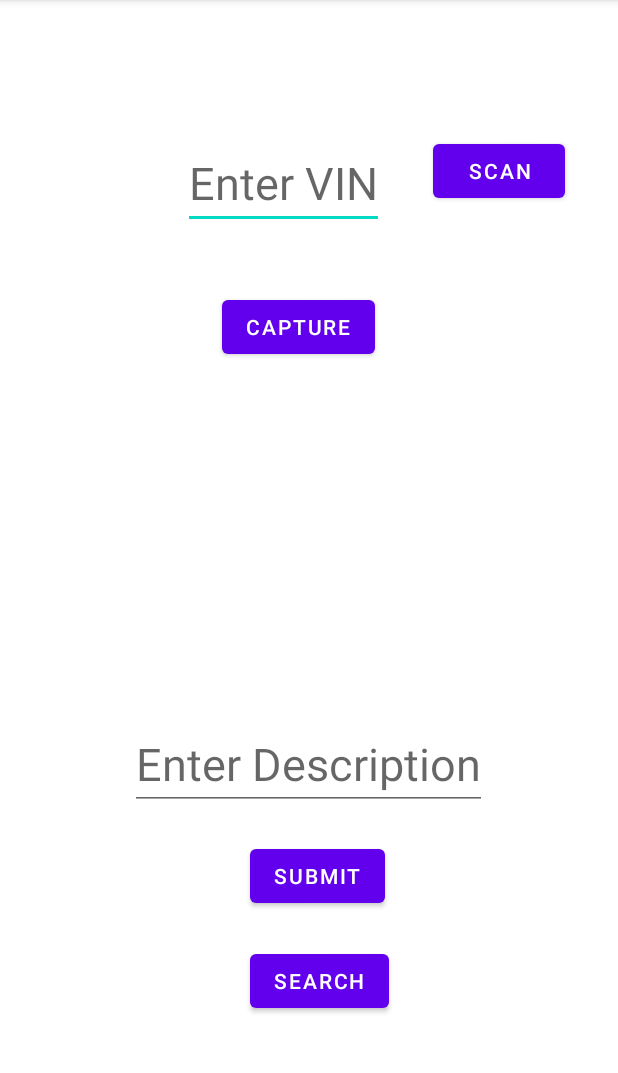
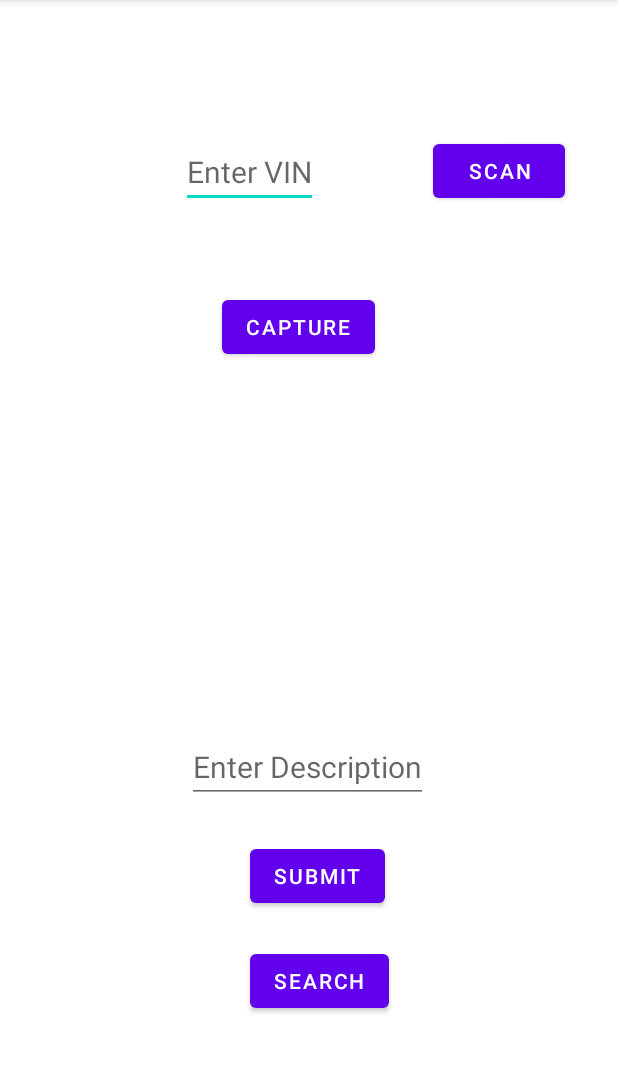
Before and after one commit to NandaNxD/GPRS, an Android app: the screen it shows after launch (MainActivity), after a tap on "SUBMIT", on a phone screen of 412 x 824 dp, the part 84-1157 px from its top. Run offline under Robolectric (Android 15) with nearby library versions, the phone set to English and light mode, and no system bars; libraries missing offline, so code that uses them is left out: com.google.zxing.integration.

Commit message:
All working except insert

```diff
--- a/app/build.gradle
+++ b/app/build.gradle
@@ -1,5 +1,6 @@
 plugins {
     id 'com.android.application'
+    id 'com.google.gms.google-services'
 }
 
 android {
@@ -32,6 +33,8 @@ dependencies {
     implementation 'com.google.android.material:material:1.6.1'
     implementation 'androidx.constraintlayout:constraintlayout:2.1.4'
     implementation 'com.google.android.gms:play-services-location:19.0.1'
+    implementation 'com.google.firebase:firebase-firestore:24.1.2'
+    implementation 'com.google.firebase:firebase-storage:20.0.2'
     testImplementation 'junit:junit:4.+'
 
     androidTestImplementation 'androidx.test.ext:junit:1.1.3'
--- a/app/src/main/AndroidManifest.xml
+++ b/app/src/main/AndroidManifest.xml
@@ -5,6 +5,7 @@
     <uses-permission android:name="android.permission.ACCESS_COARSE_LOCATION" />
     <uses-permission android:name="android.permission.ACCESS_FINE_LOCATION" />
 
+    <uses-permission android:name="android.permission.INTERNET"/>
     <uses-feature
         android:name="android.hardware.camera"
         android:required="false" />
--- a/app/src/main/java/com/daimler/MainActivity.java
+++ b/app/src/main/java/com/daimler/MainActivity.java
@@ -1,5 +1,8 @@
 package com.daimler;
 
+import androidx.activity.result.ActivityResultLauncher;
+import androidx.activity.result.contract.ActivityResultContracts;
+import androidx.annotation.NonNull;
 import androidx.appcompat.app.AppCompatActivity;
 import androidx.core.app.ActivityCompat;
 import androidx.core.content.ContextCompat;
@@ -21,7 +24,9 @@ import android.widget.Toast;
 
 import com.google.android.gms.location.FusedLocationProviderClient;
 import com.google.android.gms.location.LocationServices;
+import com.google.android.gms.tasks.OnCompleteListener;
 import com.google.android.gms.tasks.OnSuccessListener;
+import com.google.android.gms.tasks.Task;
 import com.google.zxing.integration.android.IntentIntegrator;
 import com.google.zxing.integration.android.IntentResult;
 
@@ -36,6 +41,11 @@ public class MainActivity extends AppCompatActivity {
     ImageView imageView;
     private FusedLocationProviderClient fusedLocationClient;
 
+    public void clear(){
+        vinEditText.setText("");
+        descEditText.setText("");
+        imageView.setVisibility(View.INVISIBLE);
+    }
 
     @Override
     protected void onCreate(Bundle savedInstanceState) {
@@ -49,7 +59,7 @@ public class MainActivity extends AppCompatActivity {
         imageView = findViewById(R.id.imageDisplayMain);
         scanButton = findViewById(R.id.scanQRButton);
         fusedLocationClient = LocationServices.getFusedLocationProviderClient(this);
-        payload=new Payload();
+        payload = new Payload();
 
         db = new DataStore(this, DataStore.dbName, null, 1);
 
@@ -80,30 +90,43 @@ public class MainActivity extends AppCompatActivity {
                 payload.vin = vinEditText.getText().toString();
                 payload.description = descEditText.getText().toString();
 
-                if (ContextCompat.checkSelfPermission(MainActivity.this, Manifest.permission.ACCESS_FINE_LOCATION)
-                        != PackageManager.PERMISSION_GRANTED){
-                    ActivityCompat.requestPermissions(MainActivity.this,new String[]{
-                            Manifest.permission.ACCESS_FINE_LOCATION
-                    },100);
+                if (ActivityCompat.checkSelfPermission(MainActivity.this, Manifest.permission.ACCESS_FINE_LOCATION) != PackageManager.PERMISSION_GRANTED && ActivityCompat.checkSelfPermission(MainActivity.this, Manifest.permission.ACCESS_COARSE_LOCATION) != PackageManager.PERMISSION_GRANTED) {
+                    // TODO: Consider calling
+                    //    ActivityCompat#requestPermissions
+                    // here to request the missing permissions, and then overriding
+                    //   public void onRequestPermissionsResult(int requestCode, String[] permissions,
+                    //                                          int[] grantResults)
+                    // to handle the case where the user grants the permission. See the documentation
+                    // for ActivityCompat#requestPermissions for more details.
+                    return;
+                }
+                // Add Checks
+
+                if(vinEditText.getText().toString().isEmpty() || descEditText.getText().toString().isEmpty() || imageView.getVisibility()==View.INVISIBLE){
+                    Toast.makeText(getApplicationContext(),"Fields Empty",Toast.LENGTH_LONG).show();
+                    return;
                 }
 
                 fusedLocationClient.getLastLocation().addOnSuccessListener(new OnSuccessListener<Location>() {
                     @Override
                     public void onSuccess(Location location) {
-                        double lat=location.getLatitude();
-                        double lon=location.getLongitude();
-                        Log.d("Latitide",""+lat);
-                        payload.latitude=lat;
-                        payload.longitude=lon;
+                        double lat = location.getLatitude();
+                        double lon = location.getLongitude();
+                        Log.d("Latitide", "" + lat);
+                        payload.latitude = lat;
+                        payload.longitude = lon;
                         payload.vin = vinEditText.getText().toString();
                         payload.description = descEditText.getText().toString();
-                        Log.d("LCX","Hello") ;
+                        Log.d("LCX", "Hello");
 
-                        payload.image=Util.getBytes(((BitmapDrawable)imageView.getDrawable()).getBitmap());
-                        Log.d("IMGX",""+payload.image.length);
+                        payload.image = Util.getBytes(((BitmapDrawable) imageView.getDrawable()).getBitmap());
+                        Log.d("IMGX", "" + payload.image.length);
                         db.insert(payload);
                     }
                 });
+                String p=payload.vin;
+                Toast.makeText(getApplicationContext(),"VIM ADDED",Toast.LENGTH_LONG).show();
+                clear();
             }
         });
         searchButton.setOnClickListener(new View.OnClickListener() {
@@ -120,6 +143,7 @@ public class MainActivity extends AppCompatActivity {
         if (requestCode == pic_id && resultCode == RESULT_OK) {
             // BitMap is data structure of image file which store the image in memory
             Bitmap photo = (Bitmap) data.getExtras().get("data");
+            imageView.setVisibility(View.VISIBLE);
             // Set the image in imageview for display
             imageView.setImageBitmap(photo);
         }
--- a/app/src/main/java/com/daimler/Payload.java
+++ b/app/src/main/java/com/daimler/Payload.java
@@ -1,5 +1,7 @@
 package com.daimler;
 
+
+import android.util.Log;
 
 public class Payload {
     String vin;
@@ -16,6 +18,7 @@ public class Payload {
         this.vin = vin;
         this.latitude = latitude;
         this.longitude = longitude;
+        Log.d("IMX",String.valueOf(image.length));
         this.image = image;
         this.description = description;
     }
--- a/app/src/main/java/com/daimler/Util.java
+++ b/app/src/main/java/com/daimler/Util.java
@@ -3,6 +3,7 @@ package com.daimler;
 import android.graphics.Bitmap;
 import android.graphics.BitmapFactory;
 import android.graphics.drawable.BitmapDrawable;
+import android.util.Log;
 
 
 import java.io.ByteArrayOutputStream;
@@ -11,7 +12,8 @@ public class Util {
     // convert from bitmap to byte array
     public static byte[] getBytes(Bitmap bitmap) {
         ByteArrayOutputStream stream = new ByteArrayOutputStream();
-        //bitmap.compress(Bitmap.CompressFormat.PNG, 0, stream);
+        bitmap.compress(Bitmap.CompressFormat.PNG, 100, stream);
+        Log.d("UTILX",String.valueOf(stream.size()));
         return stream.toByteArray();
     }
 
--- a/app/src/main/res/layout/activity_main.xml
+++ b/app/src/main/res/layout/activity_main.xml
@@ -35,20 +35,20 @@
         android:layout_width="wrap_content"
         android:layout_height="wrap_content"
         android:hint="Enter VIN"
-        android:textSize="30sp"
+        android:textSize="20sp"
         app:layout_constraintBottom_toBottomOf="parent"
-        app:layout_constraintEnd_toEndOf="parent"
-        app:layout_constraintHorizontal_bias="0.44"
+        app:layout_constraintEnd_toStartOf="@+id/scanQRButton"
+        app:layout_constraintHorizontal_bias="0.61"
         app:layout_constraintStart_toStartOf="parent"
         app:layout_constraintTop_toTopOf="parent"
-        app:layout_constraintVertical_bias="0.129" />
+        app:layout_constraintVertical_bias="0.126" />
 
     <EditText
         android:id="@+id/descriptionEditText"
         android:layout_width="wrap_content"
         android:layout_height="wrap_content"
         android:hint="Enter Description"
-        android:textSize="30sp"
+        android:textSize="20sp"
         app:layout_constraintBottom_toBottomOf="parent"
         app:layout_constraintEnd_toEndOf="parent"
         app:layout_constraintHorizontal_bias="0.497"
@@ -81,6 +81,7 @@
         app:layout_constraintVertical_bias="0.269" />
 
     <ImageView
+        android:visibility="invisible"
         android:id="@+id/imageDisplayMain"
         android:layout_width="204dp"
         android:layout_height="176dp"
--- a/build.gradle
+++ b/build.gradle
@@ -7,6 +7,7 @@ buildscript {
     }
     dependencies {
         classpath "com.android.tools.build:gradle:7.0.4"
+        classpath 'com.google.gms:google-services:4.3.13'
 
         // NOTE: Do not place your application dependencies here; they belong
         // in the individual module build.gradle files
```
Also changed, not shown: app/src/main/java/com/daimler/DataStore.java (+21 -9 lines), app/src/main/java/com/daimler/InfoActivity.java (+35 -3 lines), app/src/main/java/com/daimler/SearchActivity.java (+16 -3 lines), app/src/main/res/layout/activity_info.xml (+4 -4 lines), 1 other file.
